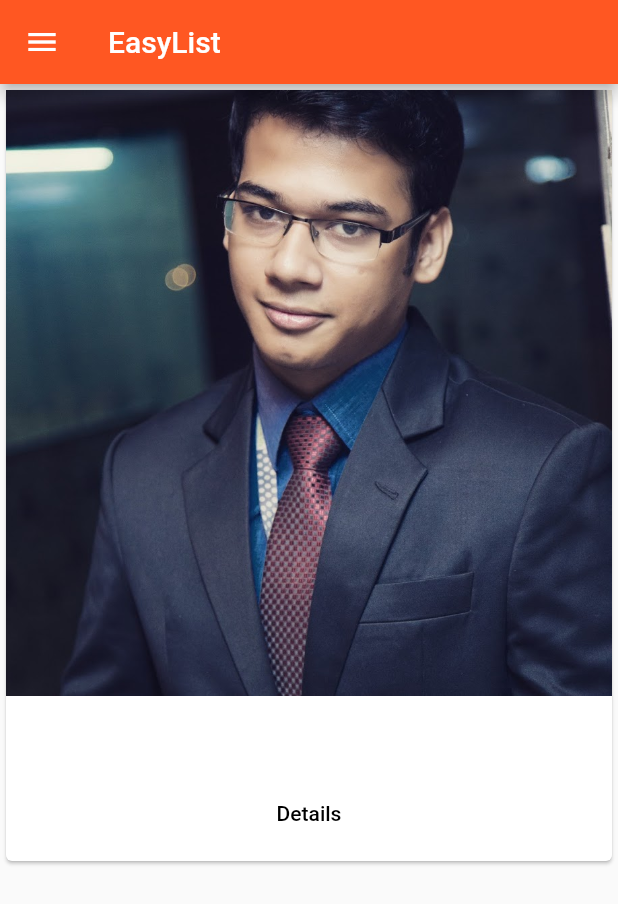
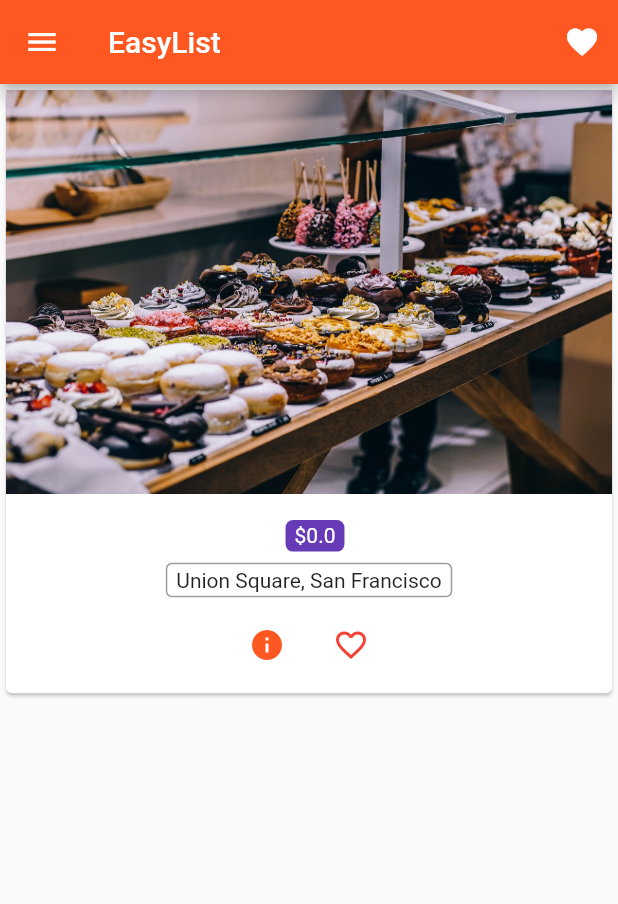
Before and after one commit to Eyakub/E-Com, a Flutter app: the ProductsAdminPage screen opened by its route, after a tap on "Save", on a phone screen of 412 x 824 dp. Shown: the top 904 px of the screen. Run offline on Flutter 3.47's test engine with Material 2 defaults, Android fonts, the phone set to English and light mode, and no system bars.

Commit message:
#ICONBUTTON workable

```diff
--- a/lib/main.dart
+++ b/lib/main.dart
@@ -1,4 +1,5 @@
 import 'package:flutter/material.dart';
+// import 'package:flutter/rendering.dart';
 import './pages/products_admin.dart';
 import './pages/products.dart';
 import './pages/product.dart';
--- a/lib/pages/auth.dart
+++ b/lib/pages/auth.dart
@@ -19,11 +19,23 @@ class _AuthPageState extends State<AuthPage> {
           title: Text("Login"),
         ),
         body: Container(
-          margin: EdgeInsets.all(10.0),
-          child: ListView(
+          decoration: BoxDecoration(
+            image: DecorationImage(
+                colorFilter: ColorFilter.mode(
+                    Colors.black.withOpacity(0.4), BlendMode.dstATop),
+                fit: BoxFit.cover,
+                image: AssetImage('assets/background.jpg')),
+          ),
+          padding: EdgeInsets.all(10.0),
+          child: Center(
+            child: SingleChildScrollView(
+              child: Column(
                 children: <Widget>[
                   TextField(
-                decoration: InputDecoration(labelText: 'E-Mail'),
+                    decoration: InputDecoration(
+                        labelText: 'E-Mail',
+                        filled: true,
+                        fillColor: Colors.white),
                     keyboardType: TextInputType.emailAddress,
                     onChanged: (String value) {
                       setState(() {
@@ -31,8 +43,14 @@ class _AuthPageState extends State<AuthPage> {
                       });
                     },
                   ),
+                  SizedBox(
+                    height: 10.0,
+                  ),
                   TextField(
-                decoration: InputDecoration(labelText: 'Password'),
+                    decoration: InputDecoration(
+                        labelText: 'Password',
+                        filled: true,
+                        fillColor: Colors.white),
                     obscureText: true,
                     onChanged: (String value) {
                       setState(() {
@@ -64,6 +82,8 @@ class _AuthPageState extends State<AuthPage> {
                   )
                 ],
               ),
+            ),
+          ),
         ));
   }
 }
--- a/lib/pages/product_create.dart
+++ b/lib/pages/product_create.dart
@@ -60,7 +60,7 @@ class _ProductCreatePageState extends State<ProductCreatePage> {
                 'title': _titleValue,
                 'description': _descriptionValue,
                 'price': _priceValue,
-                'image': 'assets/unnamed.jpg',
+                'image': 'assets/food.jpg',
               };
               widget.addProduct(product);
               Navigator.pushReplacementNamed(context, '/products');
--- a/lib/pages/products.dart
+++ b/lib/pages/products.dart
@@ -1,10 +1,9 @@
 import 'package:flutter/material.dart';
-import 'package:flutter_app/product_manager.dart';
+//import 'package:flutter_app/product_manager.dart';
+import '../widgets/products/products.dart';
 
 class ProductsPage extends StatelessWidget {
-
   final List<Map<String, dynamic>> products;
-
 
   ProductsPage(this.products);
 
@@ -19,6 +18,7 @@ class ProductsPage extends StatelessWidget {
               title: Text("Choose"),
             ),
             ListTile(
+              leading: Icon(Icons.edit),
               title: Text("Manage Products"),
               onTap: () {
                 Navigator.pushReplacementNamed(context, '/admin');
@@ -29,8 +29,15 @@ class ProductsPage extends StatelessWidget {
       ),
       appBar: AppBar(
         title: Text("EasyList"),
+        actions: <Widget>[
+          IconButton(icon: Icon(Icons.favorite),
+          onPressed: (){
+
+          },
+          ),
+        ],
       ),
-      body: ProductManager(products),
+      body: Products(products),
     );
   }
 }
--- a/lib/pages/products_admin.dart
+++ b/lib/pages/products_admin.dart
@@ -22,6 +22,7 @@ ProductsAdminPage(this.addProduct, this.deleteProduct);
                   title: Text("Choose"),
                 ),
                 ListTile(
+                  leading: Icon(Icons.shop),
                   title: Text("All Products"),
                   onTap: () {
                     Navigator.pushReplacementNamed(context, '/products');
--- a/lib/product_manager.dart
+++ b/lib/product_manager.dart
@@ -11,7 +11,7 @@ class ProductManager extends StatelessWidget {
   Widget build(BuildContext context) {
     return Column(
       children: <Widget>[
-        Expanded(child: Products(products)),
+        Expanded(child: ),
       ],
     );
   }
--- a/lib/products.dart
+++ /dev/null
@@ -1,54 +0,0 @@
-import 'package:flutter/material.dart';
-
-class Products extends StatelessWidget {
-  final List<Map<String, dynamic>> products;
-
-  Products(this.products);
-
-  Widget _buildProductItem(BuildContext context, int index) {
-    return Card(
-      child: Column(
-        children: <Widget>[
-          Image.asset(products[index]['image']),
-          Container(
-            margin: EdgeInsets.only(top: 10.0),
-            child: Text(
-              products[index]['title'],
-              style: TextStyle(fontSize: 24.0, fontWeight: FontWeight.bold, fontFamily: 'Oswald'),
-            ),
-          ),
-          ButtonBar(
-            alignment: MainAxisAlignment.center,
-            children: <Widget>[
-              FlatButton(
-                  child: Text("Details"),
-                  onPressed: () => Navigator.pushNamed<bool>(
-                      context, '/product/' + index.toString())),
-            ],
-          ),
-        ],
-      ),
-    );
-  }
-
-  Widget _buildProductList() {
-    Widget productCards;
-    if (products.length > 0) {
-      productCards = ListView.builder(
-        itemBuilder: _buildProductItem,
-        itemCount: products.length,
-      );
-    } else {
-      // productCards = Center(
-      //   child: Text("No products found, please add some"),
-      // );
-      productCards = Container();
-    }
-    return productCards;
-  }
-
-  @override
-  Widget build(BuildContext context) {
-    return _buildProductList();
-  }
-}
--- /dev/null
+++ b/lib/widgets/products/price_tag.dart
@@ -0,0 +1,21 @@
+import 'package:flutter/material.dart';
+
+class PriceTag extends StatelessWidget {
+  final String price;
+
+  PriceTag(this.price);
+
+  @override
+  Widget build(BuildContext context) {
+    return Container(
+      padding: EdgeInsets.symmetric(horizontal: 6.0, vertical: 2.5),
+      decoration: BoxDecoration(
+          color: Theme.of(context).accentColor,
+          borderRadius: BorderRadius.circular(5.0)),
+      child: Text(
+        '\$' + price,
+        style: TextStyle(color: Colors.white),
+      ),
+    );
+  }
+}
--- /dev/null
+++ b/lib/widgets/products/products.dart
@@ -0,0 +1,79 @@
+import 'package:flutter/material.dart';
+import './price_tag.dart';
+
+class Products extends StatelessWidget {
+  final List<Map<String, dynamic>> products;
+
+  Products(this.products);
+
+  Widget _buildProductItem(BuildContext context, int index) {
+    return Card(
+      child: Column(
+        children: <Widget>[
+          Image.asset(products[index]['image']),
+          Container(
+              padding: EdgeInsets.only(top: 10.0),
+              child: Row(
+                mainAxisAlignment: MainAxisAlignment.center,
+                children: <Widget>[
+                  new Text(
+                    products[index]['title'],
+                    style: TextStyle(
+                        fontSize: 24.0,
+                        fontWeight: FontWeight.bold,
+                        fontFamily: 'Oswald'),
+                  ),
+                  SizedBox(
+                    width: 8.0,
+                  ),
+                  PriceTag(products[index]['price'].toString()),
+                ],
+              )),
+          Container(
+            padding: EdgeInsets.symmetric(horizontal: 6.0, vertical: 2.5),
+            decoration: BoxDecoration(
+                border: Border.all(color: Colors.grey, width: 1.0),
+                borderRadius: BorderRadius.circular(4.0)),
+            child: new Text('Union Square, San Francisco'),
+          ),
+          ButtonBar(
+            alignment: MainAxisAlignment.center,
+            children: <Widget>[
+              IconButton(
+                  icon: Icon(Icons.info),
+                  color: Theme.of(context).primaryColor,
+                  onPressed: () => Navigator.pushNamed<bool>(
+                      context, '/product/' + index.toString())),
+              IconButton(
+                  icon: Icon(Icons.favorite_border),
+                  color: Colors.red,
+                  onPressed: () => Navigator.pushNamed<bool>(
+                      context, '/product/' + index.toString())),
+            ],
+          ),
+        ],
+      ),
+    );
+  }
+
+  Widget _buildProductList() {
+    Widget productCards;
+    if (products.length > 0) {
+      productCards = ListView.builder(
+        itemBuilder: _buildProductItem,
+        itemCount: products.length,
+      );
+    } else {
+      // productCards = Center(
+      //   child: Text("No products found, please add some"),
+      // );
+      productCards = Container();
+    }
+    return productCards;
+  }
+
+  @override
+  Widget build(BuildContext context) {
+    return _buildProductList();
+  }
+}
--- a/pubspec.yaml
+++ b/pubspec.yaml
@@ -41,6 +41,8 @@ flutter:
   # To add assets to your application, add an assets section, like this:
   assets:
     - assets/unnamed.jpg
+    - assets/food.jpg
+    - assets/background.jpg
   #  - images/a_dot_ham.jpeg
 
   # An image asset can refer to one or more resolution-specific "variants", see
```
Also changed, not shown: assets/background.jpg (added). Lines whose indentation alone changed are shown as unchanged.
